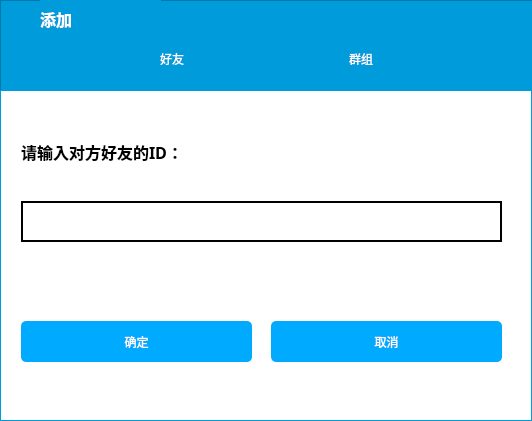
Old version of the form src/addnewfriend.ui in the repository WHUCSLASD2017/nowe.
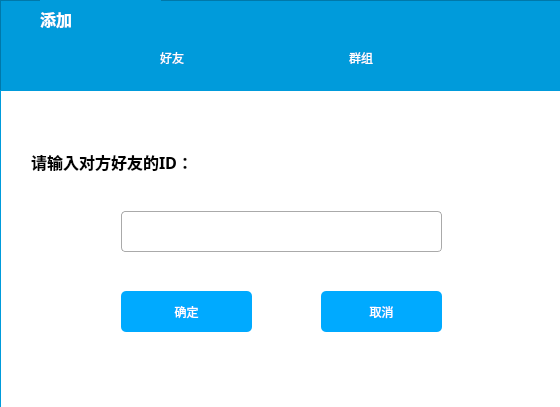
New version of the form. Icons and pictures are not drawn.

```diff
--- a/src/addnewfriend.ui
+++ b/src/addnewfriend.ui
@@ -6,8 +6,8 @@
    <rect>
     <x>0</x>
     <y>0</y>
-    <width>532</width>
-    <height>421</height>
+    <width>560</width>
+    <height>407</height>
    </rect>
   </property>
   <property name="windowTitle">
@@ -118,7 +118,7 @@
       </spacer>
      </item>
      <item>
-      <widget class="QLabel" name="label_3">
+      <widget class="QPushButton" name="addFrBtn">
        <property name="styleSheet">
         <string notr="true">font:  15pt &quot;微软雅黑&quot;;
 color:white;</string>
@@ -142,9 +142,9 @@
       </spacer>
      </item>
      <item>
-      <widget class="QLabel" name="label_4">
+      <widget class="QPushButton" name="addRoomBtn">
        <property name="styleSheet">
-        <string notr="true">font: 15pt &quot;微软雅黑&quot;;
+        <string notr="true">font:  15pt &quot;微软雅黑&quot;;
 color:white;</string>
        </property>
        <property name="text">
@@ -173,8 +173,8 @@
     <rect>
      <x>0</x>
      <y>90</y>
-     <width>532</width>
-     <height>331</height>
+     <width>561</width>
+     <height>321</height>
     </rect>
    </property>
    <property name="styleSheet">
@@ -186,74 +186,198 @@
 </string>
    </property>
    <widget class="QWidget" name="page">
-    <widget class="QLabel" name="label_5">
-     <property name="geometry">
-      <rect>
-       <x>20</x>
-       <y>40</y>
-       <width>301</width>
-       <height>41</height>
-      </rect>
+    <layout class="QHBoxLayout" name="horizontalLayout_2">
+     <property name="spacing">
+      <number>0</number>
      </property>
-     <property name="font">
-      <font>
-       <family>微软雅黑</family>
-       <pointsize>12</pointsize>
-       <weight>75</weight>
-       <bold>true</bold>
-      </font>
+     <property name="leftMargin">
+      <number>0</number>
      </property>
-     <property name="text">
-      <string>请输入对方好友的ID：</string>
+     <property name="topMargin">
+      <number>0</number>
      </property>
-    </widget>
-    <widget class="QLineEdit" name="lineEdit">
-     <property name="geometry">
-      <rect>
-       <x>20</x>
-       <y>110</y>
-       <width>481</width>
-       <height>41</height>
-      </rect>
+     <property name="rightMargin">
+      <number>0</number>
      </property>
-     <property name="font">
-      <font>
-       <family>微软雅黑</family>
-       <pointsize>12</pointsize>
-       <weight>75</weight>
-       <bold>true</bold>
-      </font>
+     <property name="bottomMargin">
+      <number>0</number>
      </property>
-     <property name="styleSheet">
-      <string notr="true">border:2px solid rgb(0, 0, 0);</string>
+     <item>
+      <widget class="QWidget" name="widget" native="true">
+       <widget class="QLineEdit" name="lineEdit">
+        <property name="geometry">
+         <rect>
+          <x>120</x>
+          <y>120</y>
+          <width>321</width>
+          <height>41</height>
+         </rect>
+        </property>
+        <property name="font">
+         <font>
+          <family>微软雅黑</family>
+          <pointsize>12</pointsize>
+          <weight>75</weight>
+          <bold>true</bold>
+         </font>
+        </property>
+        <property name="styleSheet">
+         <string notr="true">border: 2px solid;    
+border-width: 1px;
+    border-style: solid;
+    border-radius: 4px;
+	border-color:rgb(170, 170, 170);
+	background-color:rgb(255, 255, 255);
+</string>
+        </property>
+       </widget>
+       <widget class="QPushButton" name="cancelButton">
+        <property name="geometry">
+         <rect>
+          <x>320</x>
+          <y>200</y>
+          <width>121</width>
+          <height>41</height>
+         </rect>
+        </property>
+        <property name="text">
+         <string>取消</string>
+        </property>
+       </widget>
+       <widget class="QPushButton" name="confirmButton">
+        <property name="geometry">
+         <rect>
+          <x>120</x>
+          <y>200</y>
+          <width>131</width>
+          <height>41</height>
+         </rect>
+        </property>
+        <property name="text">
+         <string>确定</string>
+        </property>
+       </widget>
+       <widget class="QLabel" name="label_5">
+        <property name="geometry">
+         <rect>
+          <x>30</x>
+          <y>50</y>
+          <width>301</width>
+          <height>41</height>
+         </rect>
+        </property>
+        <property name="font">
+         <font>
+          <family>微软雅黑</family>
+          <pointsize>12</pointsize>
+          <weight>75</weight>
+          <bold>true</bold>
+         </font>
+        </property>
+        <property name="text">
+         <string>请输入对方好友的ID：</string>
+        </property>
+       </widget>
+      </widget>
+     </item>
+    </layout>
+   </widget>
+   <widget class="QWidget" name="page_2">
+    <layout class="QHBoxLayout" name="horizontalLayout_3">
+     <property name="spacing">
+      <number>0</number>
      </property>
-    </widget>
-    <widget class="QPushButton" name="confirmButton">
-     <property name="geometry">
-      <rect>
-       <x>20</x>
-       <y>230</y>
-       <width>231</width>
-       <height>41</height>
-      </rect>
+     <property name="leftMargin">
+      <number>0</number>
      </property>
-     <property name="text">
-      <string>确定</string>
+     <property name="topMargin">
+      <number>0</number>
      </property>
-    </widget>
-    <widget class="QPushButton" name="cancelButton">
-     <property name="geometry">
-      <rect>
-       <x>270</x>
-       <y>230</y>
-       <width>231</width>
-       <height>41</height>
-      </rect>
+     <property name="rightMargin">
+      <number>0</number>
      </property>
-     <property name="text">
-      <string>取消</string>
+     <property name="bottomMargin">
+      <number>0</number>
      </property>
-    </widget>
+     <item>
+      <widget class="QWidget" name="widget_2" native="true">
+       <widget class="QLineEdit" name="lineEdit_3">
+        <property name="geometry">
+         <rect>
+          <x>120</x>
+          <y>120</y>
+          <width>321</width>
+          <height>41</height>
+         </rect>
+        </property>
+        <property name="font">
+         <font>
+          <family>微软雅黑</family>
+          <pointsize>12</pointsize>
+          <weight>75</weight>
+          <bold>true</bold>
+         </font>
+        </property>
+        <property name="styleSheet">
+         <string notr="true">border: 2px solid;    
+border-width: 1px;
+    border-style: solid;
+    border-radius: 4px;
+	border-color:rgb(170, 170, 170);
+	background-color:rgb(255, 255, 255);
+</string>
+        </property>
+       </widget>
+       <widget class="QPushButton" name="cancelButton_3">
+        <property name="geometry">
+         <rect>
+          <x>320</x>
+          <y>200</y>
+          <width>121</width>
+          <height>41</height>
+         </rect>
+        </property>
+        <property name="text">
+         <string>取消</string>
+        </property>
+       </widget>
+       <widget class="QPushButton" name="confirmButton_3">
+        <property name="geometry">
+         <rect>
+          <x>120</x>
+          <y>200</y>
+          <width>131</width>
+          <height>41</height>
+         </rect>
+        </property>
+        <property name="text">
+         <string>确定</string>
+        </property>
+       </widget>
+       <widget class="QLabel" name="label_7">
+        <property name="geometry">
+         <rect>
+          <x>30</x>
+          <y>50</y>
+          <width>301</width>
+          <height>41</height>
+         </rect>
+        </property>
+        <property name="font">
+         <font>
+          <family>微软雅黑</family>
+          <pointsize>12</pointsize>
+          <weight>75</weight>
+          <bold>true</bold>
+         </font>
+        </property>
+        <property name="text">
+         <string>请输入群聊名称：</string>
+        </property>
+       </widget>
+      </widget>
+     </item>
+    </layout>
    </widget>
    <widget class="QWidget" name="page_2"/>
   </widget>
```
Left out of the diff: 4 changed lines with no effect on the pictures.
